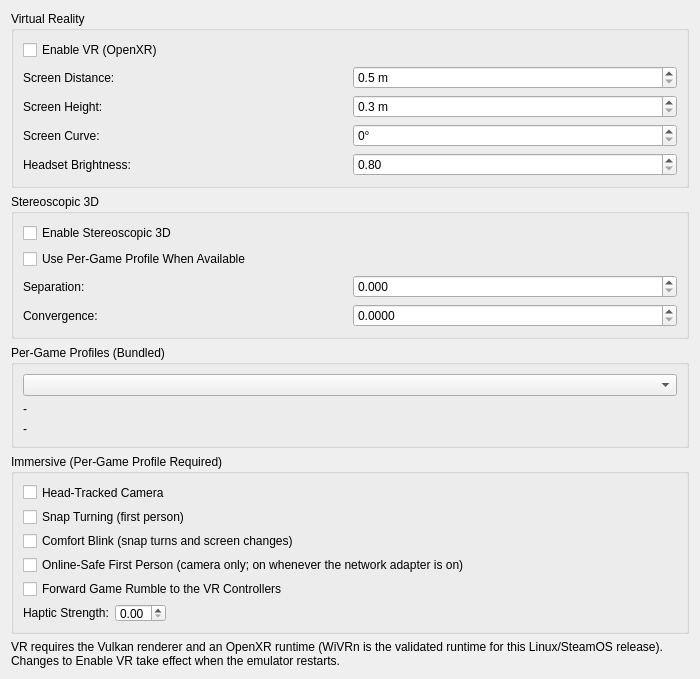
beadbeed/PenguinScreen2, file pcsx2-qt/Settings/VRSettingsWidget.ui: the form before one commit.
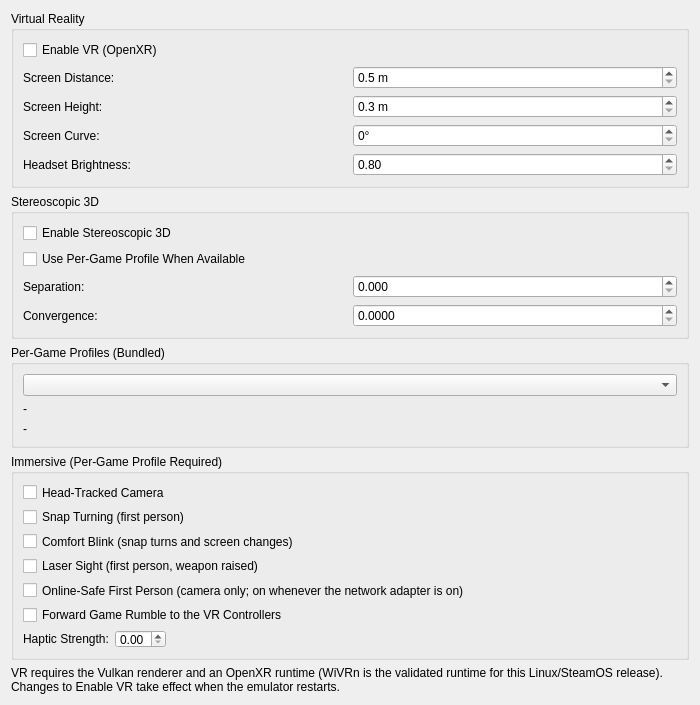
The form after the commit.

Commit message: VR: laser sight from the pistol's muzzle while the weapon is raised

The edit to the form file:
```diff
--- a/pcsx2-qt/Settings/VRSettingsWidget.ui
+++ b/pcsx2-qt/Settings/VRSettingsWidget.ui
@@ -280,6 +280,13 @@
         </property>
        </widget>
       </item>
+      <item>
+       <widget class="QCheckBox" name="laserSight">
+        <property name="text">
+         <string>Laser Sight (first person, weapon raised)</string>
+        </property>
+       </widget>
+      </item>
       <item>
        <widget class="QCheckBox" name="onlineSafe">
         <property name="text">
```
Left out of the diff: 1 changed line with no effect on the pictures. The commit also changes 7 other files.
